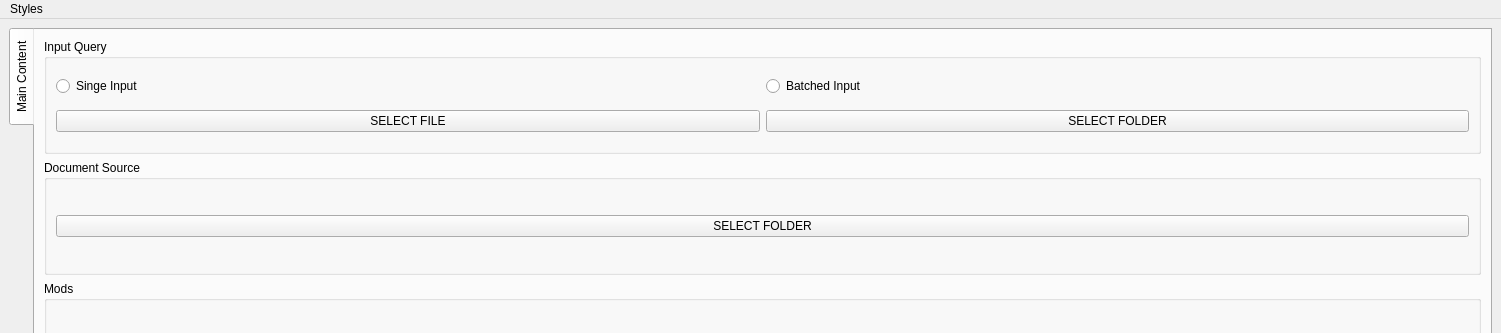
This is gui/main_window.ui in NerbFox/IR-System as Qt 5 draws it before an edit; both pictures show x 0 to 1501 and y 0 to 333 of the 1501 by 806 pixel window. The edited form follows.
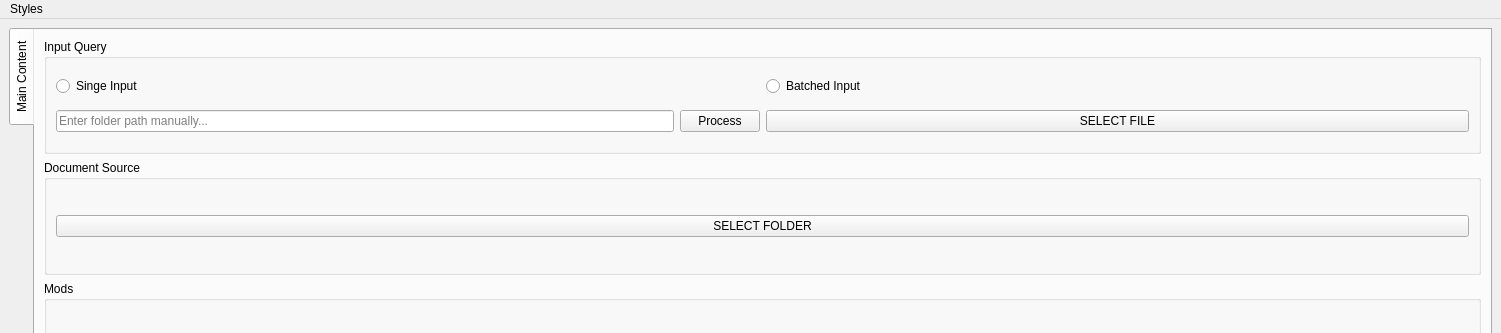
This is the edited form. The open tabs and pages were chosen to show the change.

Commit message: feat: change button Gui

Patch:
```diff
--- a/gui/main_window.ui
+++ b/gui/main_window.ui
@@ -61,19 +61,30 @@
                         </widget>
                       </item>
                       <item row="1" column="0" colspan="2">
+                        <layout class="QHBoxLayout" name="horizontalLayout_folder">
+                          <item>
+                            <widget class="QLineEdit" name="lineEdit">
+                              <property name="placeholderText">
+                                <string>Enter folder path manually...</string>
+                              </property>
+                            </widget>
+                          </item>
+                          <item>
+                            <widget class="QPushButton" name="pushButton_process">
+                              <property name="text">
+                                <string>Process</string>
+                              </property>
+                            </widget>
+                          </item>
+                        </layout>
+                      </item>
+                      <item row="1" column="2" colspan="2">
                         <widget class="QPushButton" name="pushButton_file">
                           <property name="text">
                           <string>SELECT FILE</string>
                           </property>
                         </widget>
                       </item>
-                      <item row="1" column="2" colspan="2">
-                        <widget class="QPushButton" name="pushButton_folder">
-                          <property name="text">
-                          <string>SELECT FOLDER</string>
-                          </property>
-                        </widget>
-                      </item>
               </layout>
             </widget>
         </item>
@@ -92,7 +103,7 @@
             </property>
             <layout class="QGridLayout" name="gridLayout_4">
               <item row="0" column="0">
-                <widget class="QPushButton" name="pushButton_folder2">
+                <widget class="QPushButton" name="pushButton_folder">
                   <property name="text">
                   <string>SELECT FOLDER</string>
                   </property>
```
The commit also changes 2 other files.
